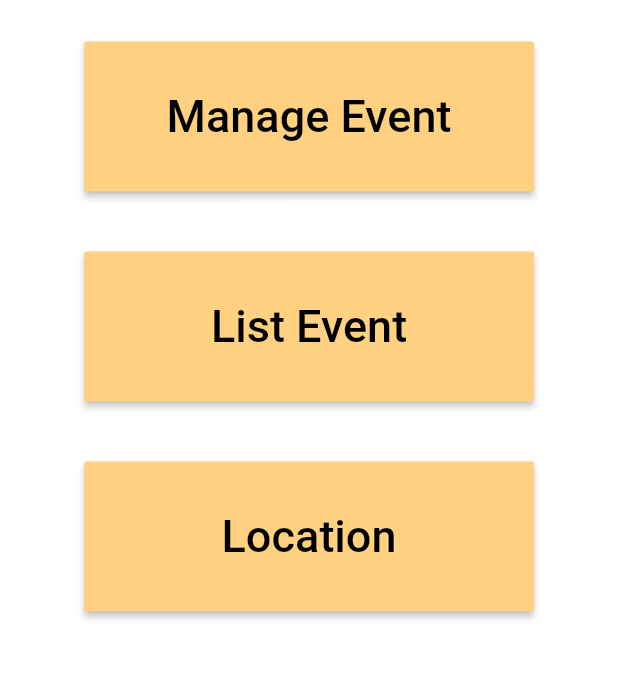
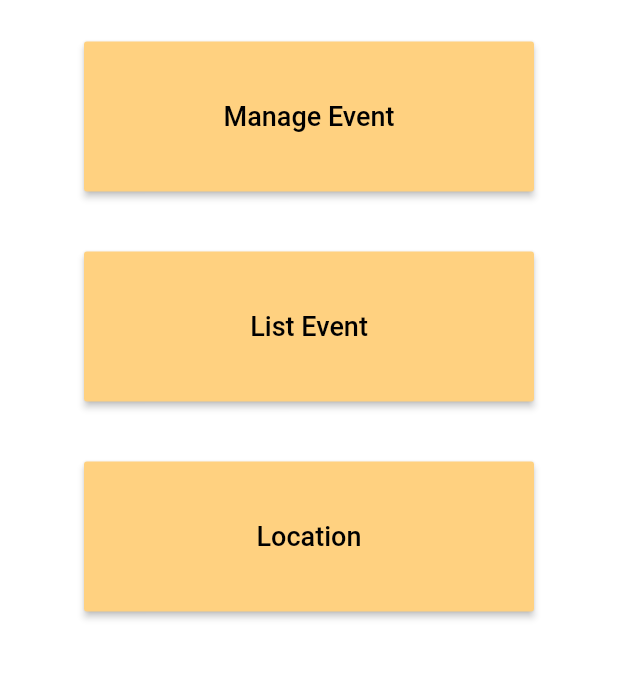
Before and after one commit to jue97/E-PlannerMobileApp, a Flutter app: the OrganizerHome screen opened directly, on a phone screen of 412 x 824 dp, the part 161-841 px from its top. Run offline on Flutter 3.47's test engine with Material 2 defaults, Android fonts, the phone set to English and light mode, and no system bars; drawn by our look-alikes of overlay_support; our stand-ins replace auto_size_text, cloud_firestore, firebase_auth, firebase_core, firebase_messaging, flutter_spinkit and 3 more; missing offline and left inert: flutter_polyline_points, geocoder; accounts and stored records are empty.

Commit message:
fix font

```diff
--- a/lib/View/home/AdminHome.dart
+++ b/lib/View/home/AdminHome.dart
@@ -1,4 +1,3 @@
-import 'package:EPlanner/Shared/constant.dart';
 import 'package:EPlanner/map/map4.dart';
 import 'package:firebase_auth/firebase_auth.dart';
 import 'package:flutter/material.dart';
--- a/lib/View/home/OrganizerHome.dart
+++ b/lib/View/home/OrganizerHome.dart
@@ -81,8 +81,9 @@ class _OrganizerHomeState extends State<OrganizerHome> {
                                           "Manage Event",
                                           textAlign: TextAlign.center,
                                           style: TextStyle(
-                                              fontSize: 30,
-                                              color: Colors.black),
+                                              fontSize: 18,
+                                              color: Colors.black,
+                                              ),
                                         ),
                                         onPressed: () {
                                           Navigator.push(
@@ -111,7 +112,7 @@ class _OrganizerHomeState extends State<OrganizerHome> {
                                           "List Event",
                                           textAlign: TextAlign.center,
                                           style: TextStyle(
-                                              fontSize: 30,
+                                              fontSize: 18,
                                               color: Colors.black),
                                         ),
                                         onPressed: () {
@@ -141,7 +142,7 @@ class _OrganizerHomeState extends State<OrganizerHome> {
                                           "Location",
                                           textAlign: TextAlign.center,
                                           style: TextStyle(
-                                              fontSize: 30,
+                                              fontSize: 18,
                                               color: Colors.black),
                                         ),
                                         onPressed: () {
--- a/lib/View/sidebar/OrganizerDrawer.dart
+++ b/lib/View/sidebar/OrganizerDrawer.dart
@@ -1,7 +1,7 @@
+import 'package:EPlanner/menu/add_event.dart';
 import 'package:flutter/material.dart';
 import 'package:EPlanner/Controller/auth_helper.dart';
 import 'package:EPlanner/menu/list_event.dart';
-import 'package:EPlanner/menu/manage_event.dart';
 
 class OrganizerDrawer extends StatefulWidget {
   @override
@@ -34,7 +34,7 @@ class _OrganizerDrawerState extends State<OrganizerDrawer> {
             onTap: () {
               Navigator.push(
                 context,
-                MaterialPageRoute(builder: (context) => ManageEvent()),
+                MaterialPageRoute(builder: (context) => AddEvent()),
               );
             },
           ),
--- a/lib/menu/notification.dart
+++ b/lib/menu/notification.dart
@@ -79,8 +79,10 @@ class _NotifyState extends State<Notify> {
   Widget build(BuildContext context) {
     return Scaffold(
       appBar: AppBar(
-        title: Text('Notification'),
-        backgroundColor: Colors.orange[300],
+        title: Text('Notification',
+        textAlign: TextAlign.center,
+                style: TextStyle(fontSize: 30, color: Colors.black),),
+        backgroundColor: Colors.orange,
         actions: <Widget>[
           IconButton(
               icon: Icon(
```
Also changed, not shown: lib/View/home/StudentHome.dart (+12 -2 lines).
